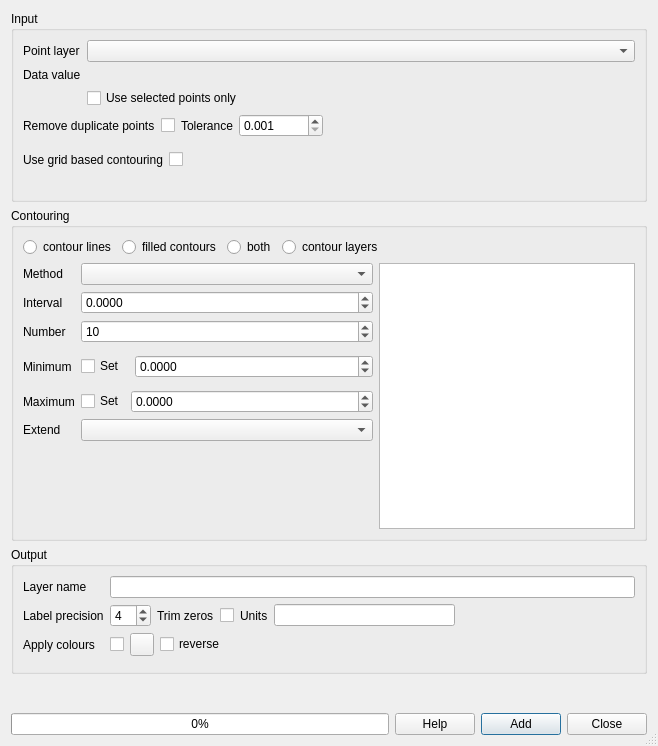
ccrook/QGIS-Contour-Plugin, file contour/ContourDialogUi.ui: the form before one commit.
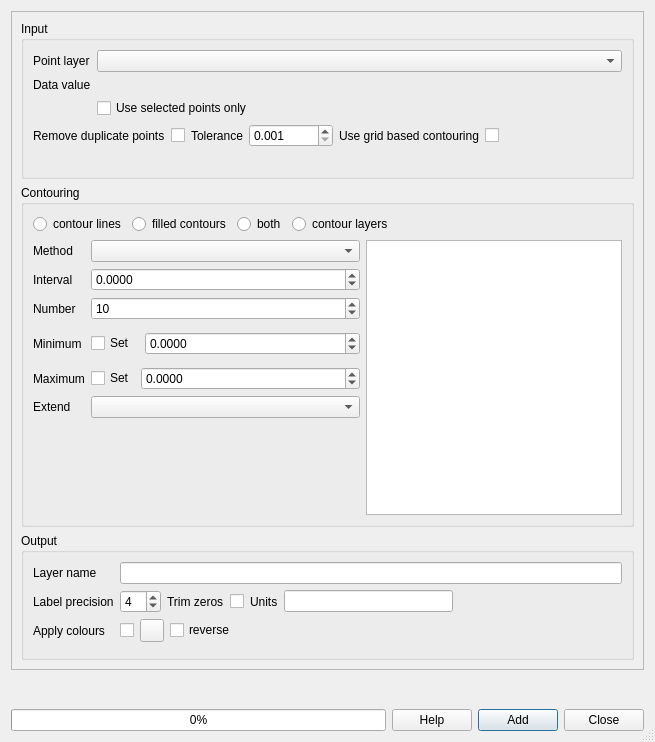
The form after the commit. Custom widgets are drawn as their Qt base class.

Commit message: Allow dialog resize - fixes #31

```diff
--- a/contour/ContourDialogUi.ui
+++ b/contour/ContourDialogUi.ui
@@ -9,8 +9,8 @@
    <rect>
     <x>0</x>
     <y>0</y>
-    <width>658</width>
-    <height>746</height>
+    <width>655</width>
+    <height>742</height>
    </rect>
   </property>
   <property name="windowTitle">
@@ -19,19 +19,40 @@
   <property name="sizeGripEnabled">
    <bool>true</bool>
   </property>
-  <layout class="QVBoxLayout" name="verticalLayout" stretch="0,1,0,0,0">
+  <layout class="QVBoxLayout" name="verticalLayout" stretch="1,0,0">
+   <item>
+    <widget class="QScrollArea" name="scrollArea_2">
+     <property name="horizontalScrollBarPolicy">
+      <enum>Qt::ScrollBarAlwaysOff</enum>
+     </property>
+     <property name="widgetResizable">
+      <bool>true</bool>
+     </property>
+     <widget class="QWidget" name="scrollAreaWidgetContents_2">
+      <property name="geometry">
+       <rect>
+        <x>0</x>
+        <y>0</y>
+        <width>641</width>
+        <height>654</height>
+       </rect>
+      </property>
+      <layout class="QVBoxLayout" name="verticalLayout_2" stretch="0,1,0">
    <item>
     <widget class="QGroupBox" name="groupBox_2">
      <property name="title">
       <string>Input</string>
      </property>
      <layout class="QGridLayout" name="gridLayout" rowstretch="0,0,0,0,0">
-      <item row="0" column="0">
+          <item row="1" column="0">
        <layout class="QFormLayout" name="formLayout_2">
+            <property name="fieldGrowthPolicy">
+             <enum>QFormLayout::AllNonFixedFieldsGrow</enum>
+            </property>
         <property name="topMargin">
          <number>0</number>
         </property>
-        <item row="0" column="0">
+            <item row="1" column="0">
          <widget class="QLabel" name="label_3">
           <property name="text">
            <string>Point layer</string>
@@ -41,7 +62,10 @@
           </property>
          </widget>
         </item>
-        <item row="2" column="0">
+            <item row="1" column="1">
+             <widget class="QgsMapLayerComboBox" name="uSourceLayer"/>
+            </item>
+            <item row="3" column="0">
          <widget class="QLabel" name="label_4">
           <property name="text">
            <string>Data value</string>
@@ -51,22 +75,19 @@
           </property>
          </widget>
         </item>
-        <item row="2" column="1">
+            <item row="3" column="1">
          <widget class="QgsFieldExpressionWidget" name="uDataField"/>
         </item>
-        <item row="3" column="1">
+            <item row="4" column="1">
          <widget class="QCheckBox" name="uSelectedOnly">
           <property name="text">
            <string>Use selected points only</string>
           </property>
          </widget>
         </item>
-        <item row="0" column="1">
-         <widget class="QgsMapLayerComboBox" name="uSourceLayer"/>
-        </item>
-       </layout>
-      </item>
-      <item row="2" column="0">
+           </layout>
+          </item>
+          <item row="3" column="0">
        <layout class="QHBoxLayout" name="horizontalLayout">
         <item>
          <widget class="QLabel" name="label_2">
@@ -115,26 +136,6 @@
          </widget>
         </item>
         <item>
-         <spacer name="horizontalSpacer">
-          <property name="orientation">
-           <enum>Qt::Horizontal</enum>
-          </property>
-          <property name="sizeHint" stdset="0">
-           <size>
-            <width>40</width>
-            <height>20</height>
-           </size>
-          </property>
-         </spacer>
-        </item>
-       </layout>
-      </item>
-      <item row="3" column="0">
-       <layout class="QHBoxLayout" name="horizontalLayout_3">
-        <property name="topMargin">
-         <number>7</number>
-        </property>
-        <item>
          <widget class="QLabel" name="uUseGridLabel">
           <property name="enabled">
            <bool>true</bool>
@@ -155,7 +156,7 @@
          </widget>
         </item>
         <item>
-         <spacer name="horizontalSpacer_3">
+             <spacer name="horizontalSpacer">
           <property name="orientation">
            <enum>Qt::Horizontal</enum>
           </property>
@@ -619,6 +620,10 @@
      </layout>
     </widget>
    </item>
+      </layout>
+     </widget>
+    </widget>
+   </item>
    <item>
     <widget class="QgsMessageBar" name="uMessageBar" native="true">
      <property name="sizePolicy">
```
Left out of the diff: 1 changed line with no effect on the pictures. Lines whose indentation alone changed are shown as unchanged. The commit also changes 3 other files.
